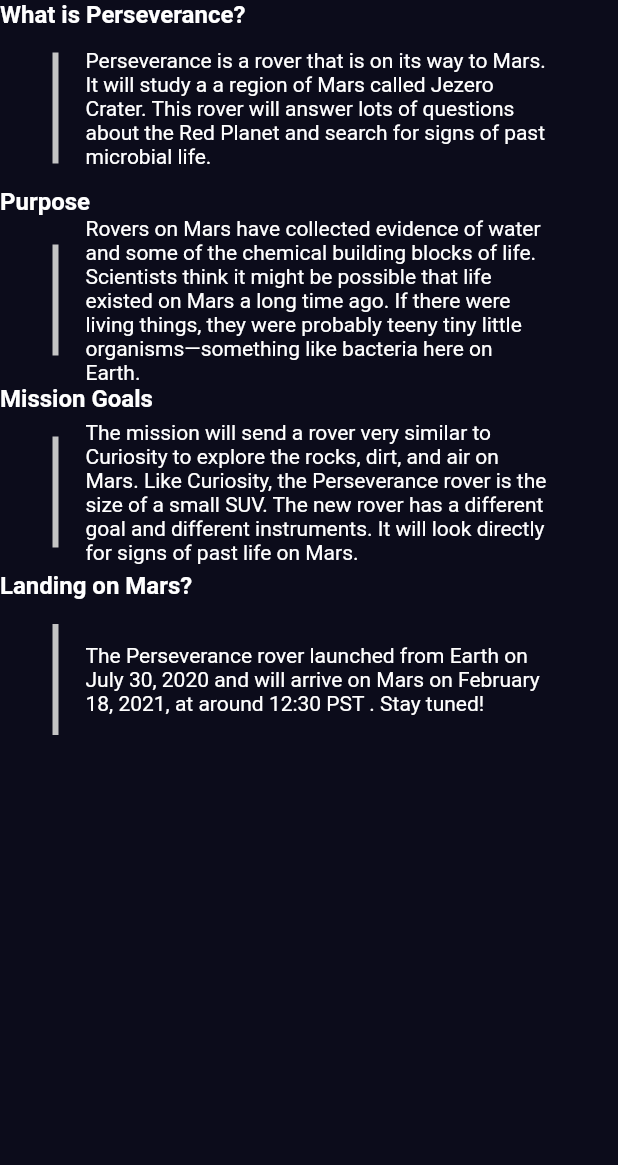
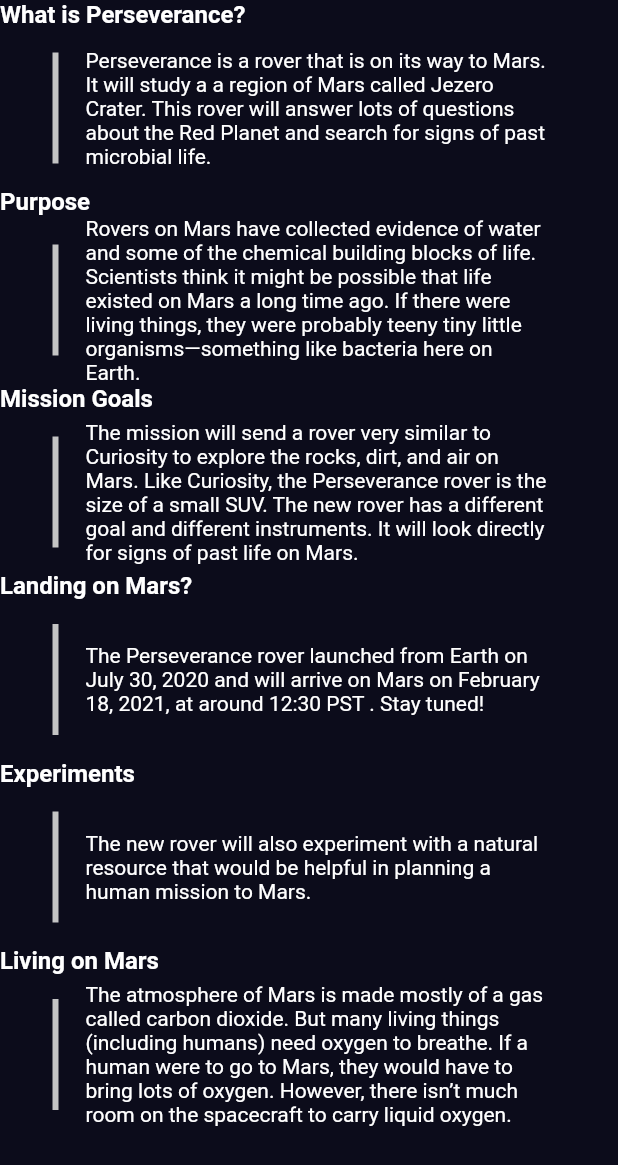
Before and after one commit to rootFaheem/thespaceinfo, a Flutter app: the MarsPerseveranceRover widget shown alone on an empty page, opened directly, on a phone screen of 412 x 824 dp. Shown: the top 1165 px of the screen. Run offline on Flutter 3.47's test engine with Material 2 defaults, Android fonts, the phone set to English and light mode, and no system bars; our stand-ins replace carousel_slider.

Commit message:
experiment and life added

```diff
--- a/lib/app/modules/mars/widgets/mars_perseverance_rover.dart
+++ b/lib/app/modules/mars/widgets/mars_perseverance_rover.dart
@@ -103,6 +103,54 @@ class MarsPerseveranceRover extends StatelessWidget {
               ),
             ],
           ),
+          Container(
+            child: Text(
+              "Experiments",
+              style: TextStyle(fontSize: 16.0, fontWeight: FontWeight.bold),
+            ),
+          ),
+          Row(
+            mainAxisAlignment: MainAxisAlignment.center,
+            children: <Widget>[
+              Container(
+                margin: EdgeInsets.only(top: 16.0, bottom: 16.0, right: 18.0),
+                color: Color(0xffC4C4C4),
+                child: SizedBox(height: 74.0, width: 4.0),
+              ),
+              Container(
+                width: 310.0,
+                margin: EdgeInsets.only(right: 10.0),
+                child: Text(
+                  "The new rover will also experiment with a natural resource that would be helpful in planning a human mission to Mars.",
+                  style: TextStyle(fontSize: 14.0),
+                ),
+              ),
+            ],
+          ),
+          Container(
+            child: Text(
+              "Living on Mars",
+              style: TextStyle(fontSize: 16.0, fontWeight: FontWeight.bold),
+            ),
+          ),
+          Row(
+            mainAxisAlignment: MainAxisAlignment.center,
+            children: <Widget>[
+              Container(
+                margin: EdgeInsets.only(top: 16.0, bottom: 16.0, right: 18.0),
+                color: Color(0xffC4C4C4),
+                child: SizedBox(height: 74.0, width: 4.0),
+              ),
+              Container(
+                width: 310.0,
+                margin: EdgeInsets.only(right: 10.0),
+                child: Text(
+                  "The atmosphere of Mars is made mostly of a gas called carbon dioxide. But many living things (including humans) need oxygen to breathe. If a human were to go to Mars, they would have to bring lots of oxygen. However, there isn’t much room on the spacecraft to carry liquid oxygen.",
+                  style: TextStyle(fontSize: 14.0),
+                ),
+              ),
+            ],
+          ),
         ],
       ),
     );
```
